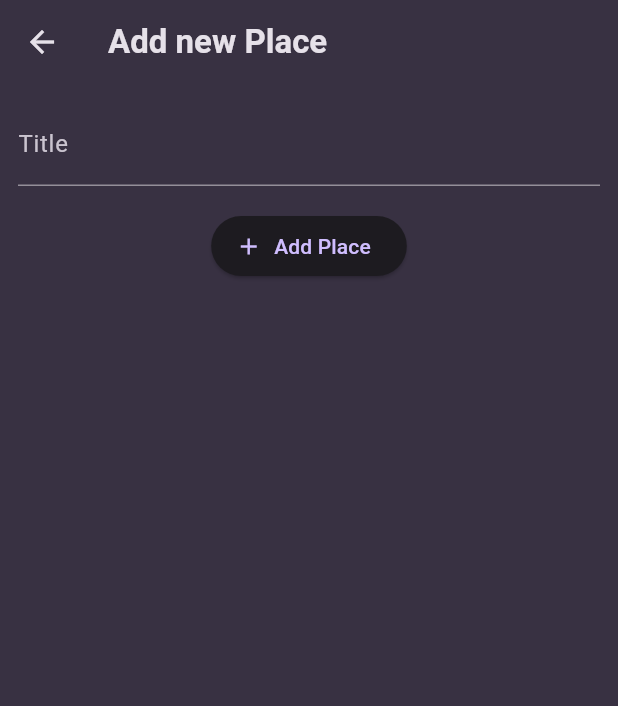
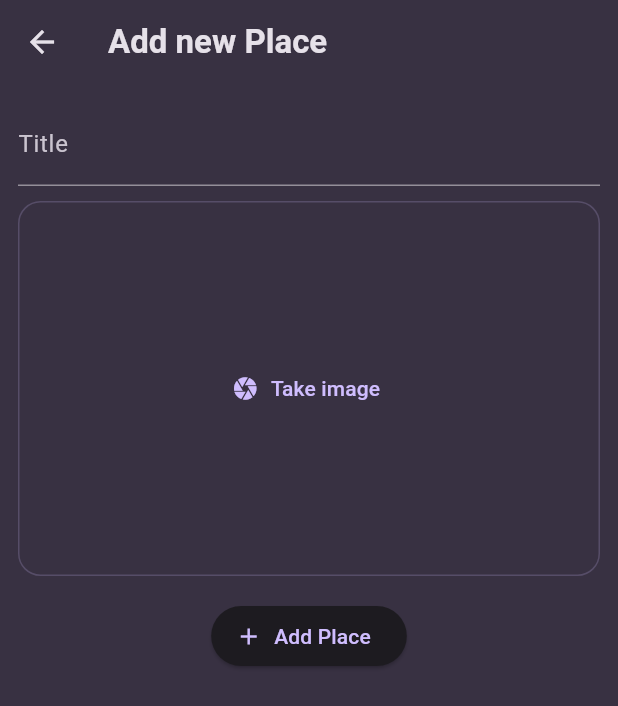
Before and after one commit to lakshit1/favorite_places, a Flutter app: the screen it shows after launch, after a tap on the "add" icon, on a phone screen of 412 x 824 dp. Shown: the top 706 px of the screen. Run offline on Flutter 3.47's test engine with Material 3 defaults, Android fonts, the phone set to English and light mode, and no system bars; our stand-ins replace flutter_riverpod, google_fonts, image_picker.

Commit message:
add image

```diff
--- a/lib/models/place.dart
+++ b/lib/models/place.dart
@@ -1,10 +1,13 @@
+import 'dart:io';
+
 import 'package:uuid/uuid.dart';
 
 const uuid = Uuid();
 
 class Place {
-  Place({required this.title}) : id = uuid.v4();
+  Place({required this.title, required this.image}) : id = uuid.v4();
 
   final String id;
   final String title;
+  final File image;
 }
--- a/lib/providers/user_places.dart
+++ b/lib/providers/user_places.dart
@@ -1,3 +1,5 @@
+import 'dart:io';
+
 import 'package:flutter_riverpod/flutter_riverpod.dart';
 
 import 'package:favorite_places/models/place.dart';
@@ -5,8 +7,8 @@ import 'package:favorite_places/models/place.dart';
 class UserPlacesNotifier extends StateNotifier<List<Place>> {
   UserPlacesNotifier() : super(const []);
 
-  void addPlace(String title) {
-    final newPlace = Place(title: title);
+  void addPlace(String title, File image) {
+    final newPlace = Place(title: title, image: image);
     state = [newPlace, ...state];
   }
 }
--- a/lib/screens/add_place.dart
+++ b/lib/screens/add_place.dart
@@ -1,3 +1,6 @@
+import 'dart:io';
+
+import 'package:favorite_places/widgets/image_input.dart';
 import 'package:flutter/material.dart';
 import 'package:flutter_riverpod/flutter_riverpod.dart';
 
@@ -14,15 +17,18 @@ class AddPlaceScreen extends ConsumerStatefulWidget {
 
 class _AddPlaceScreenState extends ConsumerState<AddPlaceScreen> {
   final _titleController = TextEditingController();
+  File? _selectedImage;
 
   void _savePlace() {
     final enteredTitle = _titleController.text;
 
-    if (enteredTitle.isEmpty) {
+    if (enteredTitle.isEmpty || _selectedImage == null) {
       return;
     }
 
-    ref.read(userPlacesProvider.notifier).addPlace(enteredTitle);
+    ref
+        .read(userPlacesProvider.notifier)
+        .addPlace(enteredTitle, _selectedImage!);
 
     Navigator.of(context).pop();
   }
@@ -50,6 +56,14 @@ class _AddPlaceScreenState extends ConsumerState<AddPlaceScreen> {
                 color: Theme.of(context).colorScheme.onSurface,
               ),
             ),
+            const SizedBox(
+              height: 10,
+            ),
+            ImageInput(
+              onPickImage: (image) {
+                _selectedImage = image;
+              },
+            ),
             const SizedBox(height: 16),
             ElevatedButton.icon(
               onPressed: _savePlace,
--- a/lib/screens/places.dart
+++ b/lib/screens/places.dart
@@ -28,8 +28,11 @@ class PlacesScreen extends ConsumerWidget {
           ),
         ],
       ),
-      body: PlacesList(
-        places: userPlaces,
+      body: Padding(
+        padding: const EdgeInsets.all(8.0),
+        child: PlacesList(
+          places: userPlaces,
+        ),
       ),
     );
   }
--- /dev/null
+++ b/lib/widgets/image_input.dart
@@ -0,0 +1,68 @@
+import 'dart:io';
+
+import 'package:flutter/material.dart';
+import 'package:image_picker/image_picker.dart';
+
+class ImageInput extends StatefulWidget {
+  const ImageInput({super.key, required this.onPickImage});
+
+  final void Function(File image) onPickImage;
+
+  @override
+  State<ImageInput> createState() => _ImageInputState();
+}
+
+class _ImageInputState extends State<ImageInput> {
+  File? _selectedImage;
+
+  void _takePicture() async {
+    final imagePicker = ImagePicker();
+    final pickedImage =
+        await imagePicker.pickImage(source: ImageSource.camera, maxWidth: 600);
+
+    if (pickedImage == null) {
+      return;
+    }
+
+    setState(() {
+      _selectedImage = File(pickedImage.path);
+    });
+
+    widget.onPickImage(_selectedImage!);
+  }
+
+  @override
+  Widget build(BuildContext context) {
+    Widget content = TextButton.icon(
+      onPressed: _takePicture,
+      icon: const Icon(Icons.camera),
+      label: const Text('Take image'),
+    );
+
+    if (_selectedImage != null) {
+      content = GestureDetector(
+        onTap: _takePicture,
+        child: Image.file(
+          _selectedImage!,
+          fit: BoxFit.cover,
+          width: double.infinity,
+          height: double.infinity,
+        ),
+      );
+    }
+
+    return Container(
+      decoration: BoxDecoration(
+        borderRadius: BorderRadius.circular(15),
+        border: Border.all(
+          width: 1,
+          color: Theme.of(context).colorScheme.primary.withOpacity(0.2),
+        ),
+      ),
+      height: 250,
+      width: double.infinity,
+      alignment: Alignment.center,
+      child: content,
+    );
+  }
+}
--- a/lib/widgets/places_list.dart
+++ b/lib/widgets/places_list.dart
@@ -24,6 +24,10 @@ class PlacesList extends StatelessWidget {
     return ListView.builder(
       itemCount: places.length,
       itemBuilder: (ctx, index) => ListTile(
+        leading: CircleAvatar(
+          radius: 26,
+          backgroundImage: FileImage(places[index].image),
+        ),
         title: Text(
           places[index].title,
           style: Theme.of(context).textTheme.titleMedium!.copyWith(
--- a/pubspec.yaml
+++ b/pubspec.yaml
@@ -38,6 +38,7 @@ dependencies:
   google_fonts: ^6.2.1
   uuid: ^4.5.0
   flutter_riverpod: ^2.5.1
+  image_picker: ^1.1.2
 
 dev_dependencies:
   flutter_test:
```
Also changed, not shown: lib/screens/place_detail.dart (+8 -7 lines), pubspec.lock, 1 other file.
